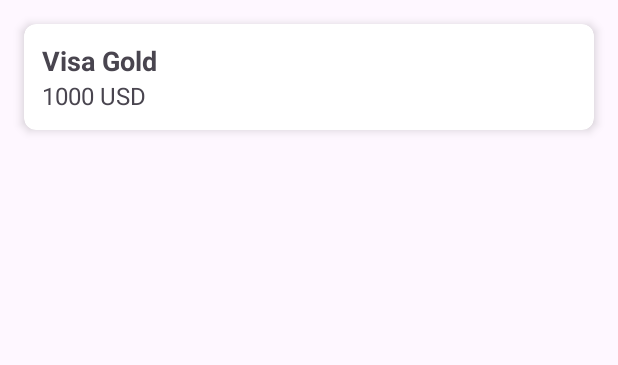
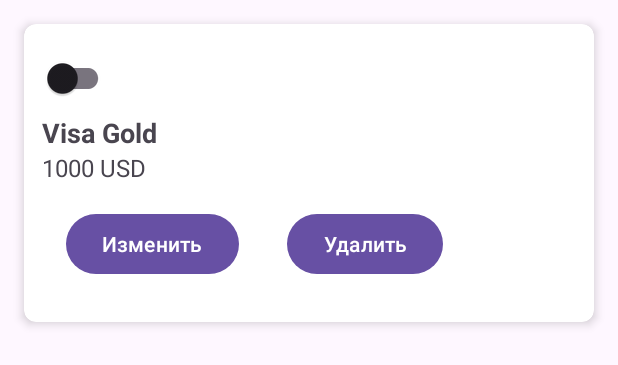
Before and after one commit to Alihan1652/MyBank, an Android app: the layout item_account.xml on its own in the app's theme, with its tools: preview values and no code run, on a phone screen of 412 x 824 dp. Shown: the top 365 px of the screen. Run offline under Robolectric (Android 15) with nearby library versions, the phone set to English and light mode, and no system bars.

Commit message:
Обнова

```diff
--- /dev/null
+++ b/app/src/main/java/com/example/mybank/data/model/AccountState.kt
@@ -0,0 +1,5 @@
+package com.example.mybank.data.model
+
+data class AccountState (
+val isActive: Boolean
+)
--- a/app/src/main/java/com/example/mybank/domain/presenter/AccountContracts.kt
+++ b/app/src/main/java/com/example/mybank/domain/presenter/AccountContracts.kt
@@ -9,5 +9,8 @@ interface AccountContracts {
     interface Presenter{
         fun loadAccounts()
         fun addAccount(account: Account)
+        fun updateAccountFully(updatedAccount: Account)
+        fun updateAccountPartially(id: String, isChecked: Boolean)
+        fun deleteAccount(id: String)
     }
 }
--- a/app/src/main/res/layout/item_account.xml
+++ b/app/src/main/res/layout/item_account.xml
@@ -13,6 +13,10 @@
         android:orientation="vertical"
         android:padding="12dp">
 
+        <androidx.appcompat.widget.SwitchCompat
+            android:layout_width="wrap_content"
+            android:layout_height="wrap_content"
+            android:id="@+id/switcher"/>
         <TextView
             android:id="@+id/tv_name"
             android:text="Visa Gold"
@@ -27,6 +31,28 @@
             android:textSize="16sp"
             android:layout_width="match_parent"
             android:layout_height="wrap_content"/>
+
+        <LinearLayout
+            android:orientation="horizontal"
+            android:layout_width="match_parent"
+            android:layout_height="wrap_content">
+
+            <Button
+                android:id="@+id/btn_edit"
+                android:text="Изменить"
+                android:layout_margin="16dp"
+                android:layout_width="wrap_content"
+                android:layout_height="wrap_content"/>
+
+            <Button
+                android:id="@+id/bth_delete"
+                android:text="Удалить"
+                android:layout_margin="16dp"
+                android:layout_width="wrap_content"
+                android:layout_height="wrap_content"/>
+
+
+        </LinearLayout>
     </LinearLayout>
 
 </androidx.cardview.widget.CardView>
```
Also changed, not shown: app/src/main/java/com/example/mybank/data/model/network/AccountsApi.kt (+22 -0 lines), app/src/main/java/com/example/mybank/domain/presenter/AccountPresenter.kt (+49 -4 lines), app/src/main/java/com/example/mybank/ui/MainActivity.kt (+51 -1 lines), app/src/main/java/com/example/mybank/ui/adapter/AcoountsAdapter.kt (+19 -1 lines).
